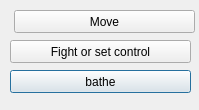
This is 01.ui in IvanKnuzev103/pythonProject_game as Qt 5 draws it before an edit. The edited form follows.
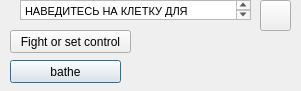
This is the edited form.

The edit to the form file:
```diff
--- a/01.ui
+++ b/01.ui
@@ -6,8 +6,8 @@
    <rect>
     <x>0</x>
     <y>0</y>
-    <width>199</width>
-    <height>110</height>
+    <width>301</width>
+    <height>91</height>
    </rect>
   </property>
   <property name="windowTitle">
@@ -17,8 +17,8 @@
    <property name="geometry">
     <rect>
      <x>10</x>
-     <y>70</y>
-     <width>181</width>
+     <y>60</y>
+     <width>111</width>
      <height>23</height>
     </rect>
    </property>
@@ -29,22 +29,22 @@
   <widget class="QPushButton" name="move_button">
    <property name="geometry">
     <rect>
-     <x>14</x>
-     <y>10</y>
-     <width>181</width>
-     <height>23</height>
+     <x>260</x>
+     <y>0</y>
+     <width>31</width>
+     <height>31</height>
     </rect>
    </property>
    <property name="text">
-    <string>Move</string>
+    <string/>
    </property>
   </widget>
   <widget class="QPushButton" name="fight_button">
    <property name="geometry">
     <rect>
      <x>10</x>
-     <y>40</y>
-     <width>181</width>
+     <y>30</y>
+     <width>121</width>
      <height>23</height>
     </rect>
    </property>
@@ -52,6 +52,24 @@
     <string>Fight or set control</string>
    </property>
   </widget>
+  <widget class="QTextBrowser" name="textBrowser">
+   <property name="geometry">
+    <rect>
+     <x>20</x>
+     <y>0</y>
+     <width>231</width>
+     <height>20</height>
+    </rect>
+   </property>
+   <property name="html">
+    <string>&lt;!DOCTYPE HTML PUBLIC &quot;-//W3C//DTD HTML 4.0//EN&quot; &quot;http://www.w3.org/TR/REC-html40/strict.dtd&quot;&gt;
+&lt;html&gt;&lt;head&gt;&lt;meta name=&quot;qrichtext&quot; content=&quot;1&quot; /&gt;&lt;style type=&quot;text/css&quot;&gt;
+p, li { white-space: pre-wrap; }
+&lt;/style&gt;&lt;/head&gt;&lt;body style=&quot; font-family:'MS Shell Dlg 2'; font-size:8.25pt; font-weight:400; font-style:normal;&quot;&gt;
+&lt;p style=&quot; margin-top:0px; margin-bottom:0px; margin-left:0px; margin-right:0px; -qt-block-indent:0; text-indent:0px;&quot;&gt;НАВЕДИТЕСЬ НА КЛЕТКУ ДЛЯ ПЕРЕДВИЖЕНИЯ&lt;/p&gt;
+&lt;p style=&quot;-qt-paragraph-type:empty; margin-top:0px; margin-bottom:0px; margin-left:0px; margin-right:0px; -qt-block-indent:0; text-indent:0px;&quot;&gt;&lt;br /&gt;&lt;/p&gt;&lt;/body&gt;&lt;/html&gt;</string>
+   </property>
+  </widget>
  </widget>
  <resources/>
  <connections/>
```
